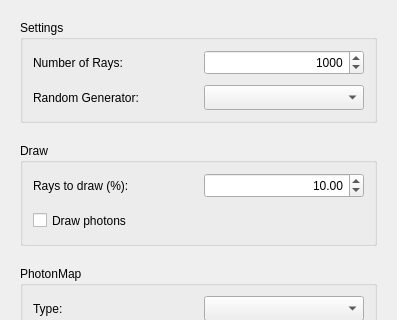
iat-cener/tonatiuh, file TonatiuhProject/src/source/gui/raytracedialog.ui: the form before one commit; both pictures show x 0 to 397 and y 0 to 320 of the 397 by 474 pixel window.
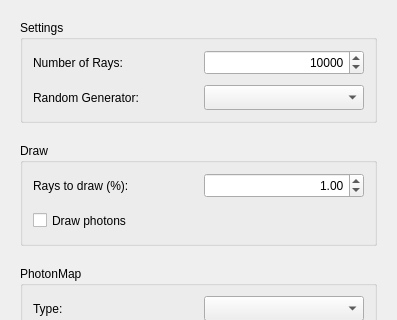
The form after the commit.

The edit to the form file:
```diff
--- a/TonatiuhProject/src/source/gui/raytracedialog.ui
+++ b/TonatiuhProject/src/source/gui/raytracedialog.ui
@@ -72,7 +72,7 @@
          <number>1000</number>
         </property>
         <property name="value">
-         <number>1000</number>
+         <number>10000</number>
         </property>
        </widget>
       </item>
@@ -148,7 +148,7 @@
          <double>5.000000000000000</double>
         </property>
         <property name="value">
-         <double>10.000000000000000</double>
+         <double>1.000000000000000</double>
         </property>
        </widget>
       </item>
```
Left out of the diff: 2 changed lines with no effect on the pictures.
